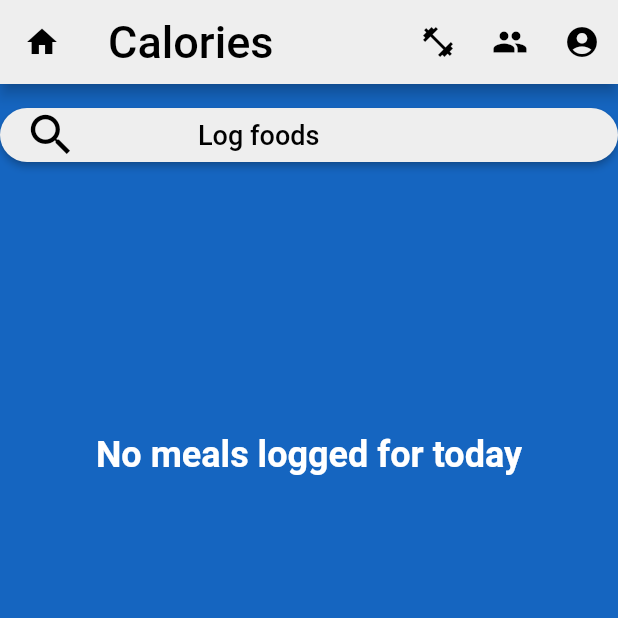
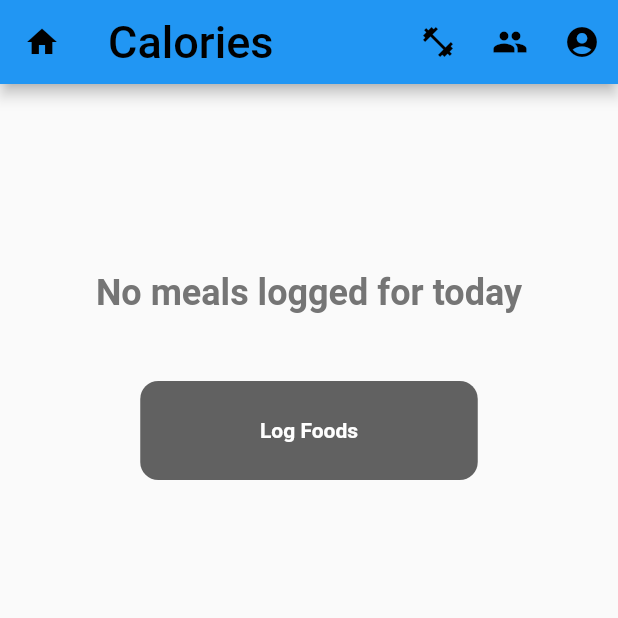
Before and after one commit to elizabethhillman/SeniorProjectGroup1, a Flutter app: the Calorie screen opened directly, on a phone screen of 412 x 824 dp, the top half of it. Run offline on Flutter 3.47's test engine with Material 2 defaults, Android fonts, the light colour scheme and no system bars; our stand-ins replace animated_text_kit, charts_flutter, flutter_slidable, google_fonts; missing offline and left inert: mysql1.

Commit message:
touched up page

```diff
--- a/lib/view/calorie.dart
+++ b/lib/view/calorie.dart
@@ -18,8 +18,8 @@ class CalorieTile extends StatelessWidget {
   final int tileQuantity;
   //TODO final int tileProtein
   //TODO final int tileCarbs
-  final void Function(BuildContext)? editTap; //not implemented yet
-  final void Function(BuildContext)? deleteTap;//not implemented yet
+  final void Function(BuildContext)? editTap; //TODO implement method
+  final void Function(BuildContext)? deleteTap;//TODO  implement method
 
   const CalorieTile({
     Key? key,
@@ -53,9 +53,14 @@ class CalorieTile extends StatelessWidget {
           ],
         ),
         child: Container(
-          padding: const EdgeInsets.all(20),
+          padding: EdgeInsets.only(
+            top: 15.0,
+            bottom: 1.0,
+            left: 15.0,
+            right: 15.0,
+          ),
           decoration: BoxDecoration(
-            color: Colors.grey[200],
+            color: Colors.grey[300],
             borderRadius: BorderRadius.circular(12),
           ),
           child: Row(
@@ -66,10 +71,10 @@ class CalorieTile extends StatelessWidget {
                 children: [
                   Text(
                     '$tileFoodName x $tileQuantity',
-                    style: TextStyle(
+                    style: const TextStyle(
                       color: Colors.black,
                       fontWeight: FontWeight.bold,
-                      fontSize: 19,
+                      fontSize: 17,
                     ),
                   ),
                   SizedBox(height: 1),
@@ -78,35 +83,52 @@ class CalorieTile extends StatelessWidget {
                     style: TextStyle(
                       color: Colors.grey[700],
                       fontWeight: FontWeight.bold,
-                      fontSize: 15,
+                      fontSize: 14,
                     ),
                   ),
-                  Text("50g of protein",
+                  Row(
+                    mainAxisAlignment: MainAxisAlignment.start,
+                    children: [
+                      Chip(
+                        backgroundColor: Colors.brown[100],
+                        label: Text("50g protein",
                           style: TextStyle(
-                      color: Colors.brown[400],
-                      fontSize: 13,
+                            color: Colors.grey[800],
+                            fontWeight: FontWeight.bold,
+                            fontSize: 10,
                           ),
                         ),
-                  Text("30g of carbs",
+                      ),
+                      Chip(
+                        backgroundColor: Colors.orange[100],
+                        label: Text("50g carb",
                           style: TextStyle(
-                      color: Colors.brown[400],
-                      fontSize: 13,
+                            color: Colors.grey[800],
+                            fontSize: 10,
                           ),
                         ),
-
+                      ),
                     ],
                   ),
-              SizedBox(width: 30),
-              Text(
+                ],
+              ),
+              Transform.translate(
+                offset: Offset(0,-7.0),
+                child:  Text(
                   'Slide to edit',
                   style: TextStyle(
-                  color: Colors.grey[350],
+                    color: Colors.grey[400],
                     fontStyle: FontStyle.italic,
                     fontWeight: FontWeight.bold,
                     fontSize: 15,
                   ),
                 ),
-              Icon(Icons.arrow_forward_ios_sharp)
+              ),
+              Transform.translate(
+                offset: Offset(0, -7.0),
+                child: Icon(Icons.arrow_forward_ios_sharp),
+              ),
+              // SizedBox(width: 30),
             ],
           ),
         ),
@@ -122,9 +144,8 @@ class _CalorieState extends State<Calorie> {
   @override
   Widget build(BuildContext context) {
     return Scaffold(
-      backgroundColor: Colors.blue[800],
+      //backgroundColor: Colors.blue[100],
       appBar: AppBar(
-        backgroundColor: Colors.grey[200],
         leading: IconButton(
           icon: const Icon(
             Icons.home,
@@ -166,17 +187,26 @@ class _CalorieState extends State<Calorie> {
           ),
         ],
       ),
-      body: Column(
+      body: Center(
+        child: Column(
           children: [
+            if(_foodList.isEmpty)
+              Padding(
+                padding: EdgeInsets.only(top: 125.0),
+                child: Text(
+                  "No meals logged for today",
+                  style: TextStyle(
+                    color: Colors.grey[600],
+                    fontWeight: FontWeight.bold,
+                    fontSize: 24.0,
+                  ),
+                ),
+              ),
             const SizedBox(
-            height: 10,
+              height: 45,
             ),
-          Container(
-            alignment: Alignment.center,
-            child: ElevatedButton(
-              onPressed: () {
-                {
-                  Navigator.push(
+            GestureDetector(
+              onTap: ()=> Navigator.push(
                 context,
                 PageRouteBuilder(
                   pageBuilder: (_, __, ___) => const Results(),
@@ -195,55 +225,39 @@ class _CalorieState extends State<Calorie> {
                 ),
               )
                   .then((dataFromResults) {
-                    if (dataFromResults != null){
+                if (dataFromResults != null) {
                   setState(() {
                     _foodList = dataFromResults;
-                      });//data from returned selected food
-                    }
                   });
                 }
-              },
-              style: ElevatedButton.styleFrom(
-                backgroundColor: Colors.grey[200],
-                shape: RoundedRectangleBorder(
-                  borderRadius: BorderRadius.circular(100.0),
+              }
               ),
-              ), child: Row(
-              //   mainAxisAlignment: MainAxisAlignment.center,
-              children: const [
-                Icon(Icons.search, size: 36,color: Colors.black,),
-                SizedBox(width: 80),
-                Text(
-                  'Log foods',
+              child: Container(
+                  width: 225,
+                  decoration: BoxDecoration(
+                    color: Colors.grey[700],
+                    borderRadius: BorderRadius.circular(12),
+                  ),
+                  padding: const EdgeInsets.all(25),
+                  child: const Center(
+                      child: Text(
+                        'Log Foods',
                         style: TextStyle(
-                      color: Colors.black,
-                      fontSize: 18
+                          color: Colors.white,
+                          fontWeight: FontWeight.bold,
                         ),
-                ),
-              ],
-            ),
+                      )
+                  )
               ),
             ),
 
-          if(_foodList.isEmpty)
-            const Padding(
-              padding: EdgeInsets.only(top: 175.0),
-              child: Text(
-                "No meals logged for today",
-                style: TextStyle(
-                  color: Colors.white,
-                  fontWeight: FontWeight.bold,
-                  fontSize: 24.0,
-                ),
-              ),
-            ),
             if(_foodList.isNotEmpty)
               const Padding(
                 padding: EdgeInsets.only(top: 175.0),
                 child: Text(
                   'Todays Meals',
                   style: TextStyle(
-                  color: Colors.white,
+                    //  color: Colors.white,
                     fontWeight: FontWeight.bold,
                     fontSize: 24.0,
                   ),
@@ -252,8 +266,8 @@ class _CalorieState extends State<Calorie> {
             if(_foodList.isNotEmpty)
               Text(
                 'Total calories for the day: $totalCalories',
-              style: TextStyle(
-                color: Colors.white,
+                style: const TextStyle(
+                  // color: Colors.white,
                   fontWeight: FontWeight.bold,
                   fontSize: 14.0,
                 ),
@@ -275,6 +289,7 @@ class _CalorieState extends State<Calorie> {
             ),
           ],
         ),
+      ),
     );
   }
 }
```
Lines whose indentation alone changed are shown as unchanged.
